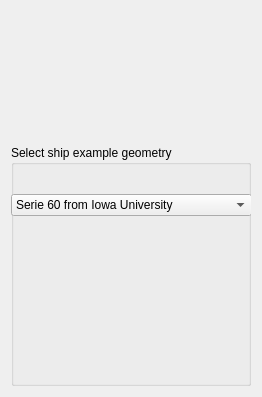
The window that shipLoadExample/TaskPanel.ui (FreeCAD/freecad.ship) describes before a commit, drawn with Qt 5.
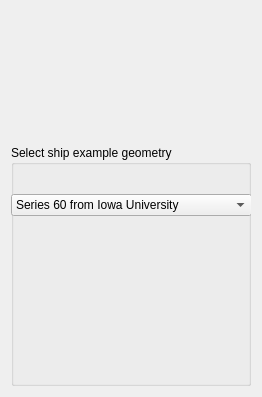
The same window after the commit. Icons and pictures are not drawn.

What changed in the file:
```diff
--- a/shipLoadExample/TaskPanel.ui
+++ b/shipLoadExample/TaskPanel.ui
@@ -76,7 +76,7 @@
           <widget class="QComboBox" name="Ship">
            <item>
             <property name="text">
-             <string>Serie 60 from Iowa University</string>
+             <string>Series 60 from Iowa University</string>
             </property>
            </item>
            <item>
```
Left out of the diff: 2 changed lines with no effect on the pictures.
